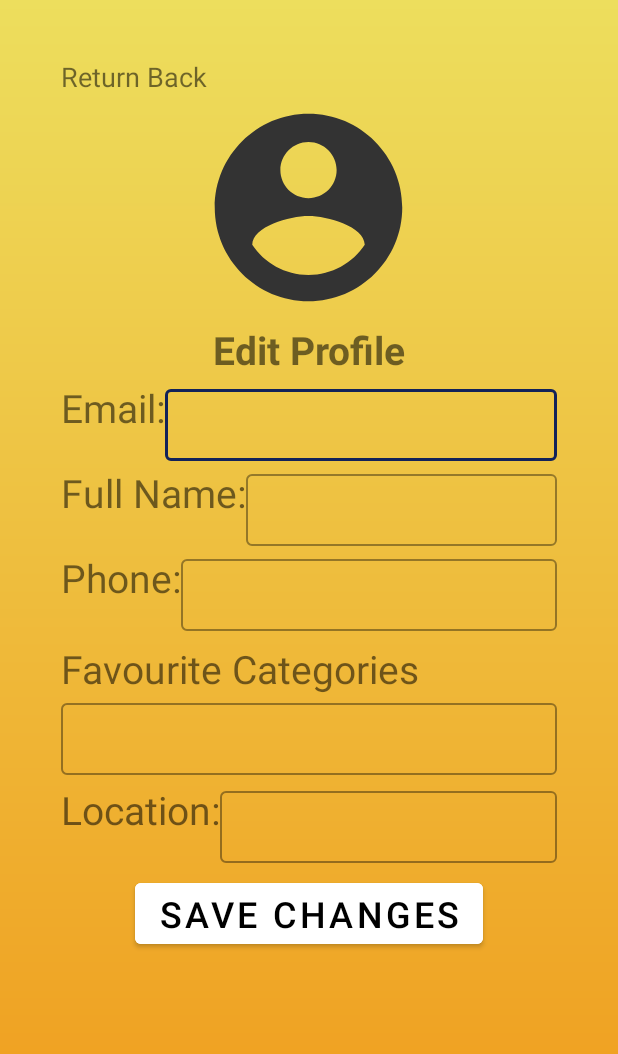
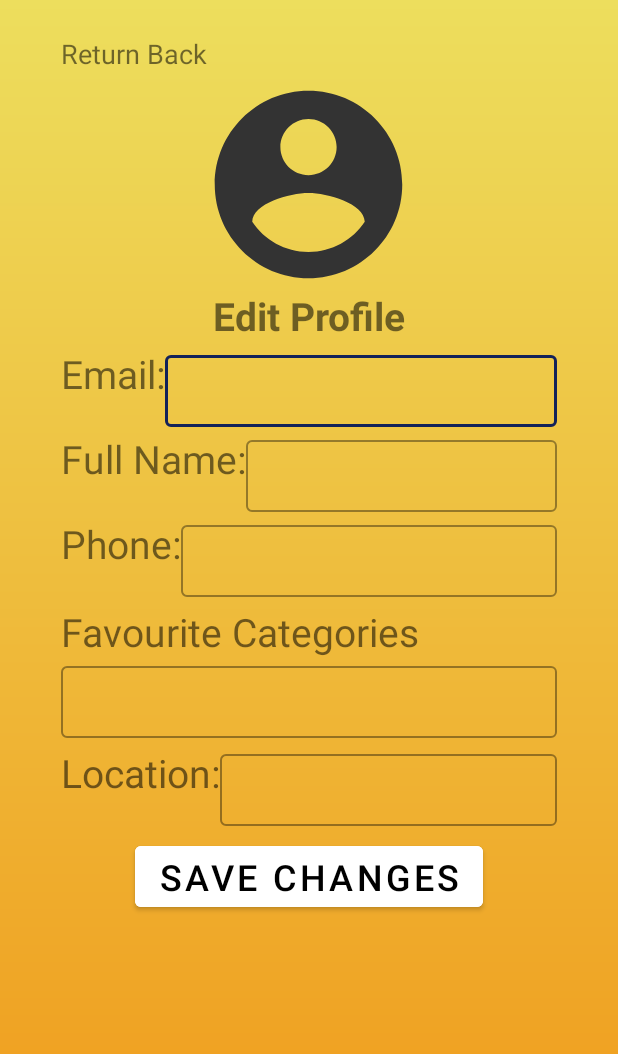
Before and after one commit to rasul-isk/ProX, an Android app: the fragment Profile_edit shown on its own in the app's theme, on a phone screen of 412 x 824 dp. Shown: the top 1054 px of the screen. Run offline under Robolectric (Android 15) with nearby library versions, the phone set to English and light mode, and no system bars; our stand-ins replace CircleImageView; libraries missing offline, so code that uses them is left out: com.github.dhaval2404.imagepicker, com.vishnusivadas.advanced_httpurlconnection.

```diff
--- a/app/build.gradle
+++ b/app/build.gradle
@@ -32,7 +32,7 @@ android {
 }
 
 dependencies {
-    implementation 'com.github.VishnuSivadasVS:Advanced-HttpURLConnection:1.2' //ADDED FOR LOGIN AND SIGNUP FEATURE INTEGRATION
+    implementation 'com.github.VishnuSivadasVS:Advanced-HttpURLConnection:1.2'
     implementation 'androidx.appcompat:appcompat:1.4.1'
     implementation 'com.google.android.material:material:1.5.0'
     implementation 'androidx.constraintlayout:constraintlayout:2.1.3'
@@ -52,7 +52,6 @@ dependencies {
     implementation 'commons-io:commons-io:2.4'
     implementation 'androidx.recyclerview:recyclerview:1.2.1'
     implementation 'com.squareup.picasso:picasso:2.8'
-    //implementation 'com.journeyapps:zxing-android-embedded:3.4.0@aar'
     implementation 'com.github.yuriy-budiyev:code-scanner:2.3.0'
     implementation 'com.github.jd-alexander:library:1.1.0'
 }
--- a/app/src/main/java/com/example/prox/HomeSection/Search.java
+++ b/app/src/main/java/com/example/prox/HomeSection/Search.java
@@ -48,7 +48,6 @@ public class Search extends Fragment implements ListenerProduct {
 
         super.onCreate(savedInstanceState);
     }
-
 
     @Override
     public View onCreateView(LayoutInflater inflater, ViewGroup container,
--- a/app/src/main/res/layout/profile_edit.xml
+++ b/app/src/main/res/layout/profile_edit.xml
@@ -7,8 +7,10 @@
     tools:context=".ProfileSection.Profile"
     android:background="@drawable/main_bg"
     android:orientation="vertical"
-    android:padding="25dp"
-    android:paddingTop="?attr/actionBarSize">
+    android:paddingLeft="25dp"
+    android:paddingRight="25dp"
+    android:paddingTop="15dp"
+    android:paddingBottom="35dp">
 
 
     <!--app:icon="@drawable/home_icon" for picking icon-->
@@ -25,7 +27,7 @@
             android:layout_width="wrap_content"
             android:layout_height="wrap_content"
             android:layout_gravity="left"
-            android:layout_marginTop="3dp"
+            android:layout_marginTop="-2dp"
             android:text="@string/return_back"
             android:textSize="18sp" />
 
@@ -44,7 +46,7 @@
             android:layout_width="wrap_content"
             android:layout_height="wrap_content"
             android:layout_gravity="center"
-            android:layout_marginTop="2dp"
+            android:layout_marginTop="-5dp"
             android:text="@string/edit_profile"
             android:textSize="26sp"
             android:textStyle="bold" />
@@ -153,7 +155,7 @@
             android:layout_width="wrap_content"
             android:layout_height="wrap_content"
             android:layout_gravity="left"
-            android:layout_marginTop="7dp"
+            android:layout_marginTop="5dp"
             android:text="@string/favourite_categories"
             android:textSize="26sp" />
 
```
Also changed, not shown: app/src/main/res/layout/fragment_signup.xml (+4 -4 lines).
